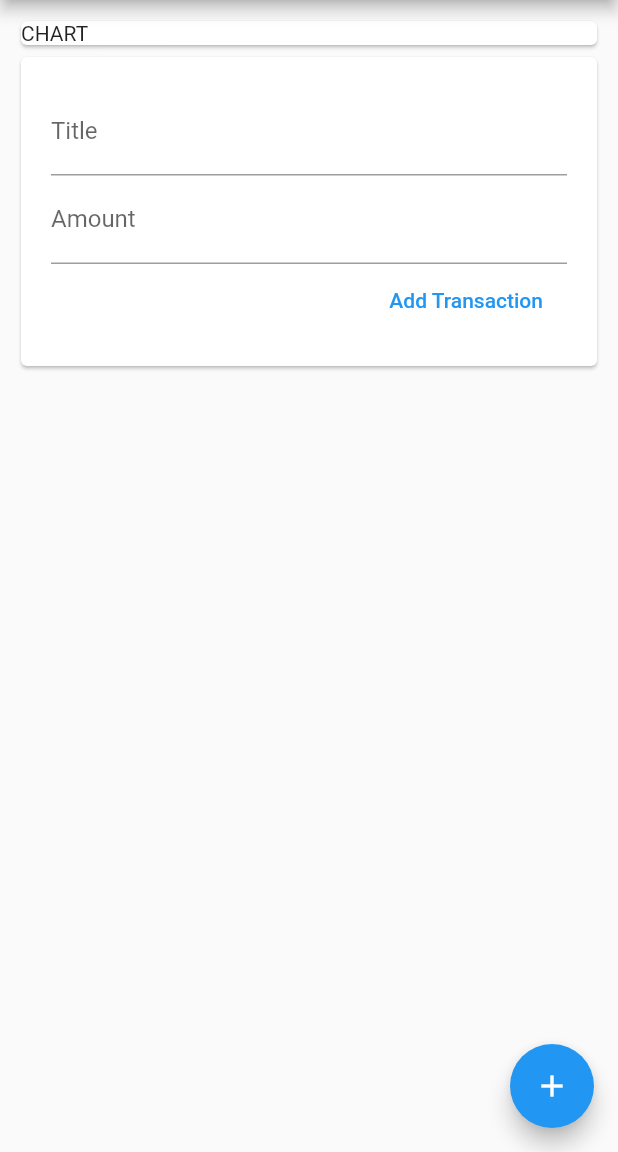
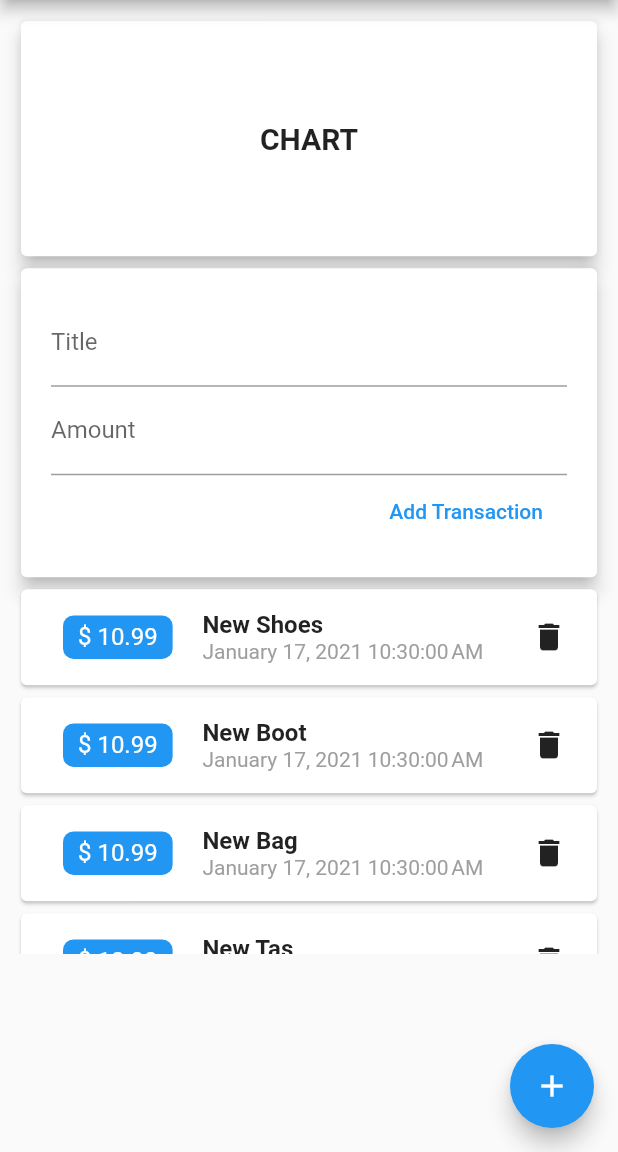
Before and after one commit to kuldii/expenses_app, a Flutter app: the screen it shows after launch, on a phone screen of 412 x 824 dp, the part 84-1236 px from its top. Run offline on Flutter 3.47's test engine with Material 2 defaults, Android fonts, the phone set to English and light mode, and no system bars.

Commit message:
membuat responsive height

```diff
--- a/lib/pages/home/components/chart.dart
+++ b/lib/pages/home/components/chart.dart
@@ -4,8 +4,16 @@ class ChartWidget extends StatelessWidget {
   @override
   Widget build(BuildContext context) {
     return Card(
-      child: Container(
-        child: Text("CHART"),
+      elevation: 5,
+      child: Center(
+        child: Text(
+          "CHART",
+          style: TextStyle(
+            fontSize: 20,
+            fontWeight: FontWeight.bold,
+          ),
+          textAlign: TextAlign.center,
+        ),
       ),
     );
   }
--- a/lib/pages/home/components/listtransaction.dart
+++ b/lib/pages/home/components/listtransaction.dart
@@ -15,7 +15,9 @@ class ListTransactions extends StatefulWidget {
 class _ListTransactionsState extends State<ListTransactions> {
   @override
   Widget build(BuildContext context) {
-    return Column(
+    return Container(
+      height: MediaQuery.of(context).size.height * 0.3,
+      child: ListView(
         children: widget._dataTransaction.map((value) {
           return Card(
             child: Padding(
@@ -75,6 +77,7 @@ class _ListTransactionsState extends State<ListTransactions> {
             ),
           );
         }).toList(),
+      ),
     );
   }
 }
--- a/lib/pages/home/components/newtransaction.dart
+++ b/lib/pages/home/components/newtransaction.dart
@@ -27,6 +27,7 @@ class NewTransaction extends StatelessWidget {
   @override
   Widget build(BuildContext context) {
     return Card(
+      elevation: 5,
       child: Container(
         padding: EdgeInsets.all(20),
         child: Column(
--- a/lib/pages/home/homepage.dart
+++ b/lib/pages/home/homepage.dart
@@ -10,7 +10,38 @@ class HomePage extends StatefulWidget {
 }
 
 class _HomePageState extends State<HomePage> {
-  final List<Transaction> dataTransaction = [];
+  final List<Transaction> dataTransaction = [
+    Transaction(
+      id: DateTime.now().toString(),
+      title: "New Shoes",
+      amount: 10.99,
+      date: DateTime.now(),
+    ),
+    Transaction(
+      id: DateTime.now().toString(),
+      title: "New Boot",
+      amount: 10.99,
+      date: DateTime.now(),
+    ),
+    Transaction(
+      id: DateTime.now().toString(),
+      title: "New Bag",
+      amount: 10.99,
+      date: DateTime.now(),
+    ),
+    Transaction(
+      id: DateTime.now().toString(),
+      title: "New Tas",
+      amount: 10.99,
+      date: DateTime.now(),
+    ),
+    Transaction(
+      id: DateTime.now().toString(),
+      title: "New Sprit",
+      amount: 10.99,
+      date: DateTime.now(),
+    ),
+  ];
 
   void addNewTx(String titleTx, double amountTx) {
     setState(() {
@@ -44,7 +75,10 @@ class _HomePageState extends State<HomePage> {
           child: Column(
             crossAxisAlignment: CrossAxisAlignment.stretch,
             children: [
-              ChartWidget(),
+              Container(
+                height: MediaQuery.of(context).size.height * 0.2,
+                child: ChartWidget(),
+              ),
               NewTransaction(addNewTx),
               ListTransactions(dataTransaction, deleteTx),
             ],
```
Also changed, not shown: 6 other files. Lines whose indentation alone changed are shown as unchanged.
